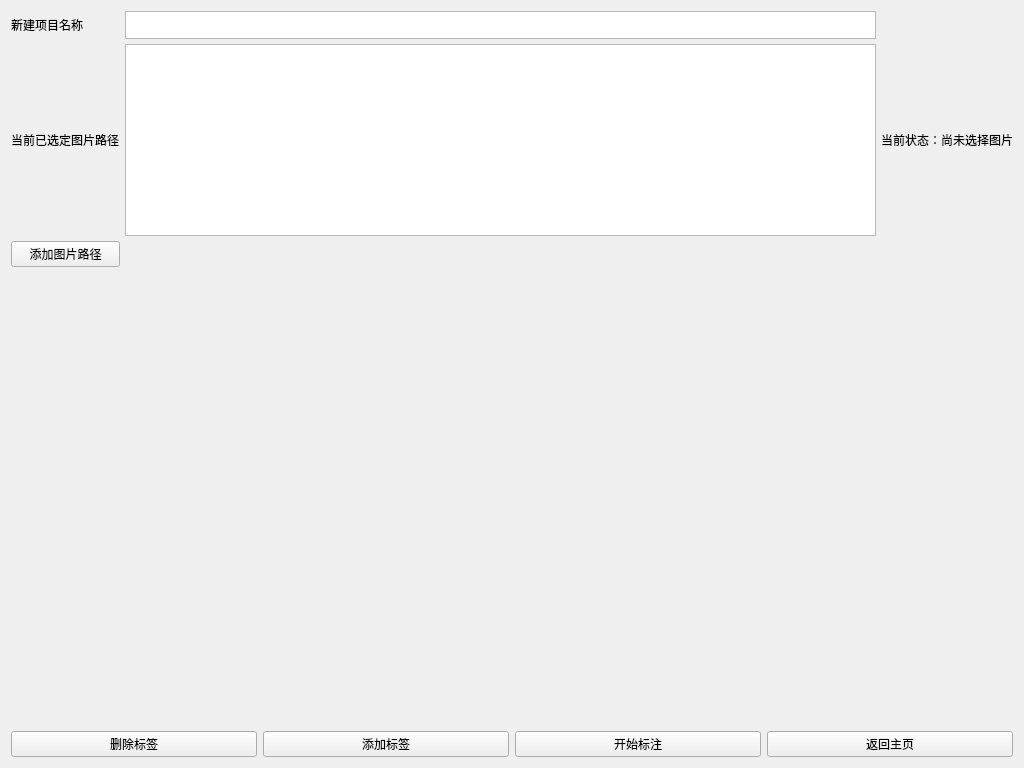
The window that Annotation/Serval-Image-Annotation/src/UI_instance/UI_Model/config.ui (generalized-intelligence/Tegu) describes before a commit, drawn with Qt 5.
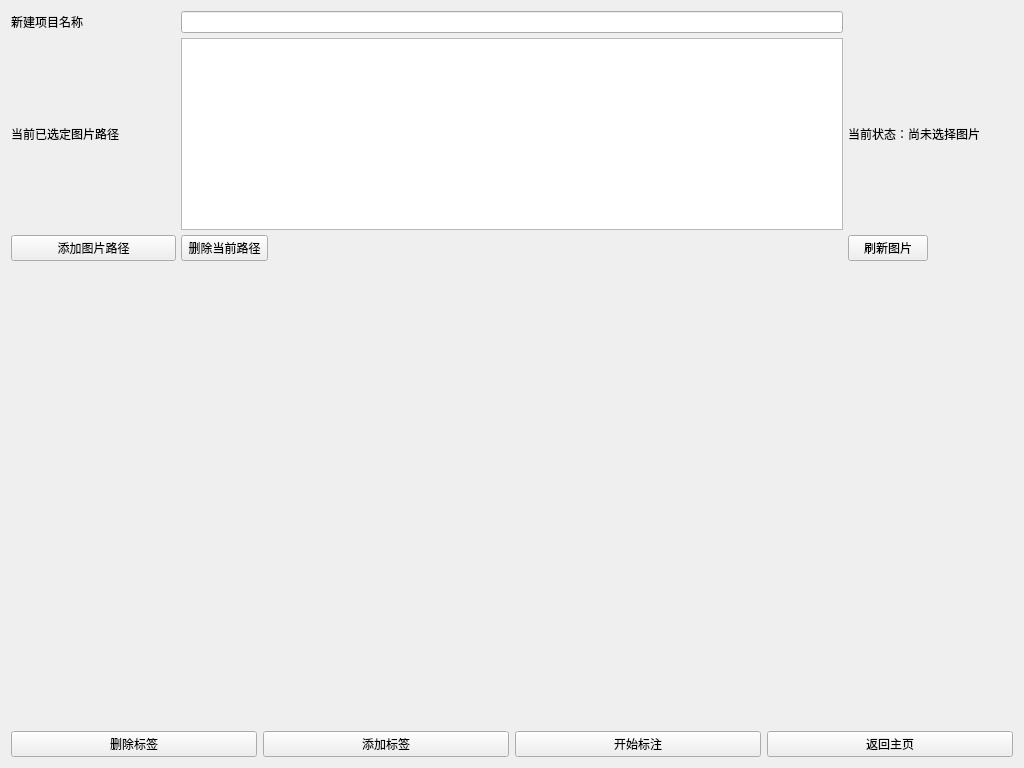
The same window after the commit. Custom widgets are drawn as their Qt base class.

Patch:
```diff
--- a/Annotation/Serval-Image-Annotation/src/UI_instance/UI_Model/config.ui
+++ b/Annotation/Serval-Image-Annotation/src/UI_instance/UI_Model/config.ui
@@ -27,7 +27,7 @@
   </property>
   <layout class="QVBoxLayout" name="verticalLayout" stretch="2,4,0">
    <item>
-    <layout class="QGridLayout" name="gridLayout" rowstretch="0,0,0" columnstretch="0,11,0">
+    <layout class="QGridLayout" name="gridLayout" rowstretch="0,0,0" columnstretch="1,4,1">
      <property name="topMargin">
       <number>0</number>
      </property>
@@ -41,13 +41,6 @@
        </property>
       </widget>
      </item>
-     <item row="2" column="0">
-      <widget class="QPushButton" name="btnAdd">
-       <property name="text">
-        <string>添加图片路径</string>
-       </property>
-      </widget>
-     </item>
      <item row="1" column="0">
       <widget class="QLabel" name="label_3">
        <property name="text">
@@ -55,9 +48,6 @@
        </property>
       </widget>
      </item>
-     <item row="1" column="1">
-      <widget class="QListWidget" name="listWidget"/>
-     </item>
      <item row="1" column="2">
       <widget class="QLabel" name="lblstatus">
        <property name="sizePolicy">
@@ -74,19 +64,42 @@
        </property>
       </widget>
      </item>
+     <item row="2" column="0">
+      <widget class="QPushButton" name="btnAdd">
+       <property name="text">
+        <string>添加图片路径</string>
+       </property>
+      </widget>
+     </item>
+     <item row="2" column="2">
+      <widget class="QPushButton" name="btnRefresh">
+       <property name="sizePolicy">
+        <sizepolicy hsizetype="Fixed" vsizetype="Fixed">
+         <horstretch>0</horstretch>
+         <verstretch>0</verstretch>
+        </sizepolicy>
+       </property>
+       <property name="text">
+        <string>刷新图片</string>
+       </property>
+      </widget>
+     </item>
+     <item row="1" column="1">
+      <widget class="QListWidget" name="listWidget"/>
+     </item>
      <item row="0" column="1">
-      <widget class="QPlainTextEdit" name="txtProjname">
+      <widget class="QLineEdit" name="txtProjname"/>
+     </item>
+     <item row="2" column="1">
+      <widget class="QPushButton" name="btnDelPath">
        <property name="sizePolicy">
-        <sizepolicy hsizetype="Expanding" vsizetype="Fixed">
+        <sizepolicy hsizetype="Fixed" vsizetype="Fixed">
          <horstretch>0</horstretch>
          <verstretch>0</verstretch>
         </sizepolicy>
        </property>
-       <property name="maximumSize">
-        <size>
-         <width>16777215</width>
-         <height>28</height>
-        </size>
+       <property name="text">
+        <string> 删除当前路径 </string>
        </property>
       </widget>
      </item>
```
